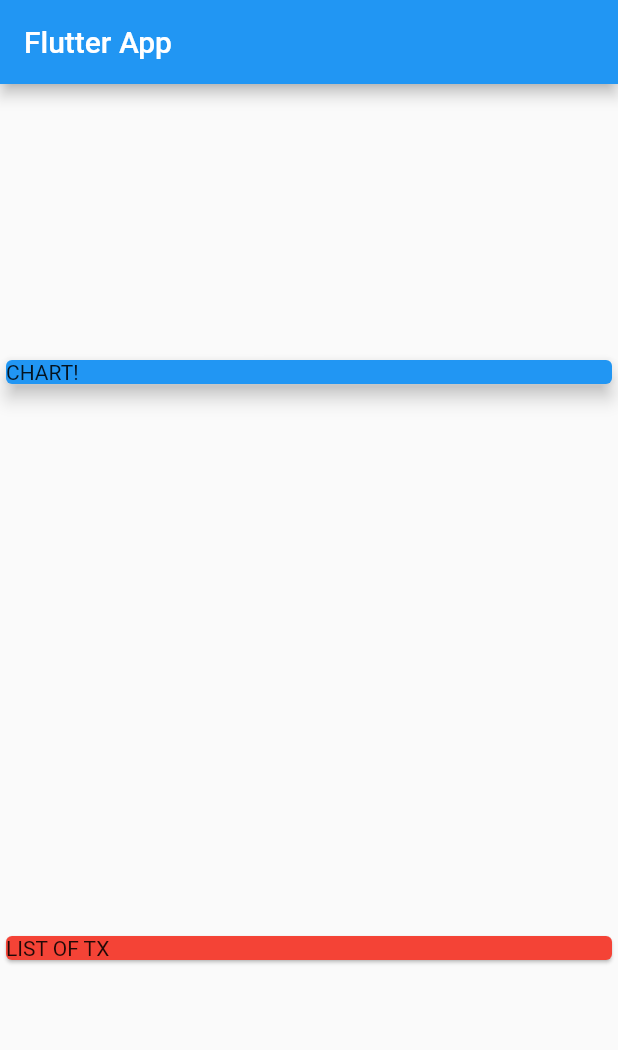
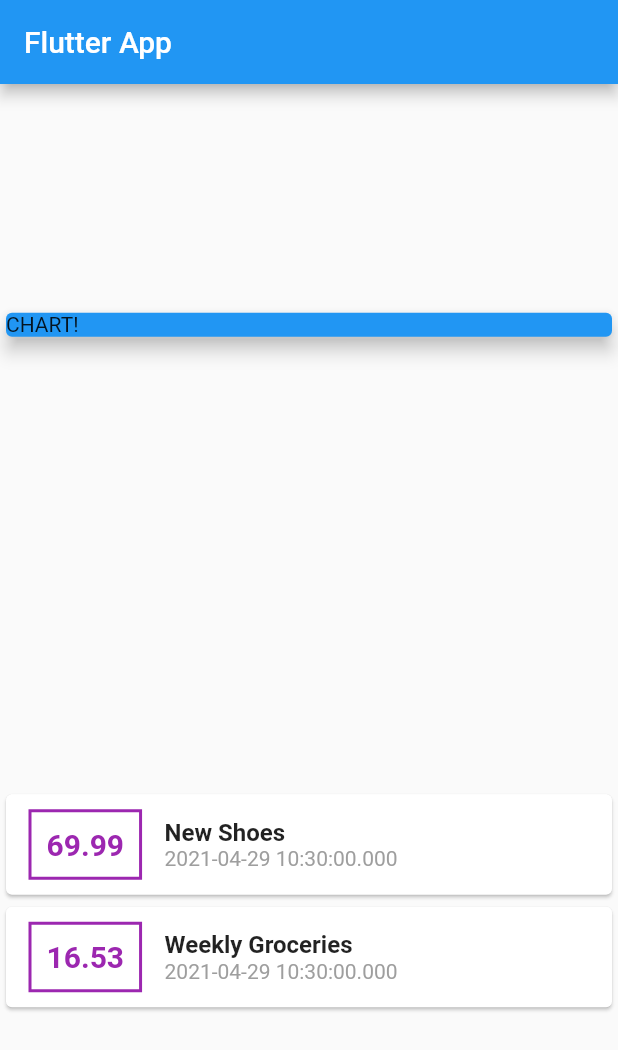
Before and after one commit to xFlappy/expenses_app, a Flutter app: the screen it shows after launch, on a phone screen of 412 x 824 dp. Shown: the top 1050 px of the screen. Run offline on Flutter 3.47's test engine with Material 2 defaults, Android fonts, the phone set to English and light mode, and no system bars.

```diff
--- a/lib/main.dart
+++ b/lib/main.dart
@@ -18,7 +18,7 @@ class MyHomePage extends StatelessWidget {
   final List<Transaction> transactions = [
     Transaction(
       id: "t1",
-      title: "newShoes",
+      title: "New Shoes",
       amout: 69.99,
       date: DateTime.now(),
     ),
@@ -48,9 +48,54 @@ class MyHomePage extends StatelessWidget {
               elevation: 5,
             ),
           ),
-          Card(
-            color: Colors.red,
-            child: Text('LIST OF TX'),
+          Column(
+            children: transactions.map((tx) {
+              return Card(
+                child: Row(
+                  children: <Widget>[
+                    Container(
+                      margin: EdgeInsets.symmetric(
+                        vertical: 10,
+                        horizontal: 15,
+                      ),
+                      decoration: BoxDecoration(
+                        border: Border.all(
+                          color: Colors.purple,
+                          width: 2,
+                        ),
+                      ),
+                      padding: EdgeInsets.all(10),
+                      child: Text(
+                        tx.amout.toString(),
+                        style: TextStyle(
+                          fontWeight: FontWeight.bold,
+                          fontSize: 20,
+                          color: Colors.purple,
+                        ),
+                      ),
+                    ),
+                    Column(
+                      crossAxisAlignment: CrossAxisAlignment.start,
+                      children: <Widget>[
+                        Text(
+                          tx.title,
+                          style: TextStyle(
+                            fontSize: 16,
+                            fontWeight: FontWeight.bold,
+                          ),
+                        ),
+                        Text(
+                          tx.date.toString(),
+                          style: TextStyle(
+                            color: Colors.grey,
+                          ),
+                        ),
+                      ],
+                    ),
+                  ],
+                ),
+              );
+            }).toList(),
           ),
         ],
       ),
```
